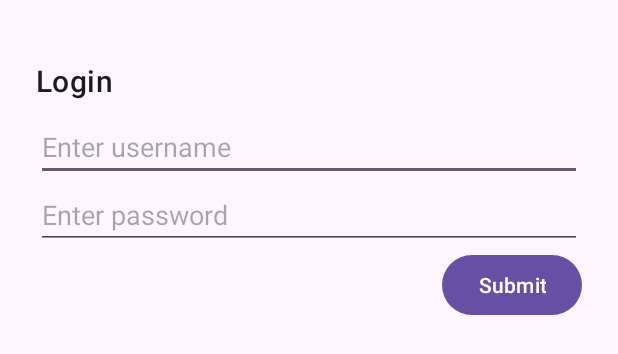
After one commit to yoanadl/Expiry-Tracker, an Android app: the layout activity_login.xml on its own in the app's theme, with its tools: preview values and no code run, on a phone screen of 412 x 824 dp. The commit adds this screen. Shown: the top 354 px of the screen. Run offline under Robolectric (Android 15) with nearby library versions, the light colour scheme and no system bars.

Commit message:
Lib n Login halfway

```diff
--- /dev/null
+++ b/app/src/main/res/layout/activity_login.xml
@@ -0,0 +1,61 @@
+<?xml version="1.0" encoding="utf-8"?>
+
+<?xml version="1.0" encoding="utf-8"?>
+<!--ViewGroup1-->
+<LinearLayout
+    xmlns:android="http://schemas.android.com/apk/res/android"
+    xmlns:app="http://schemas.android.com/apk/res-auto"
+    xmlns:tools="http://schemas.android.com/tools"
+    android:layout_width="match_parent"
+    android:layout_height="match_parent"
+    android:clipToPadding="false"
+    android:orientation="vertical"
+    android:padding="24dp"
+    tools:context=".MainActivity">
+
+    <!--TextView2 widget inside ViewGroup1-->
+    <TextView
+        style="@style/TextAppearance.MaterialComponents.Headline6"
+        android:layout_width="wrap_content"
+        android:layout_height="wrap_content"
+        android:layout_marginTop="16dp"
+        android:text="Login"
+        app:layout_constraintBottom_toBottomOf="parent"
+        app:layout_constraintLeft_toLeftOf="parent"
+        app:layout_constraintRight_toRightOf="parent"
+        app:layout_constraintTop_toTopOf="parent" />
+
+    <!--ViewGroup2-->
+    <RelativeLayout
+        android:layout_width="match_parent"
+        android:layout_height="wrap_content"
+        android:layout_marginTop="8dp"
+        android:clipToPadding="false">
+
+        <!--EditText1 widget inside ViewGroup2-->
+        <EditText
+            android:id="@+id/editText1"
+            android:layout_width="match_parent"
+            android:layout_height="wrap_content"
+            android:hint="Enter username" />
+
+        <!--EditText2 widget inside ViewGroup2-->
+        <EditText
+            android:id="@+id/editText2"
+            android:layout_width="match_parent"
+            android:layout_height="wrap_content"
+            android:layout_below="@id/editText1"
+            android:hint="Enter password" />
+
+        <!--Button widget inside ViewGroup2-->
+        <Button
+            android:onClick="login"
+            android:layout_width="wrap_content"
+            android:layout_height="wrap_content"
+            android:layout_below="@id/editText2"
+            android:layout_alignParentEnd="true"
+            android:text="Submit" />
+
+    </RelativeLayout><!--End of ViewGroup2-->
+
+</LinearLayout><!--End of ViewGroup1-->
```
Also changed, not shown: app/src/main/java/com/example/expiry_tracker/Config/Config.java (added, +23 -0 lines), app/src/main/java/com/example/expiry_tracker/MainActivity.java (+7 -1 lines), app/src/main/java/com/example/expiry_tracker/Model/UserAccount.java (added, +451 -0 lines), 6 other files.
